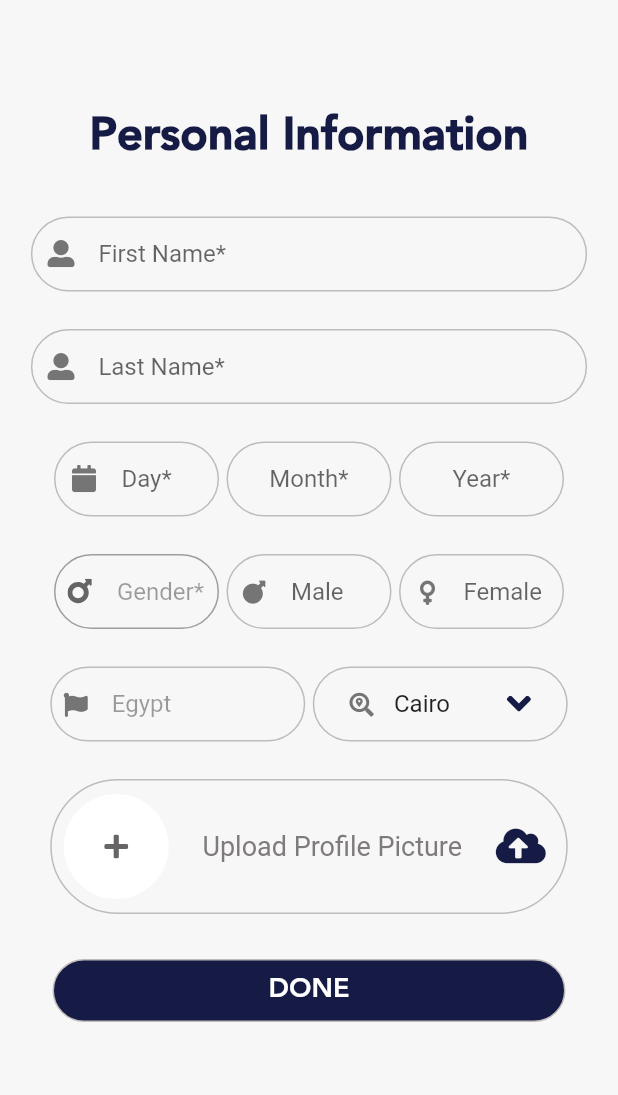
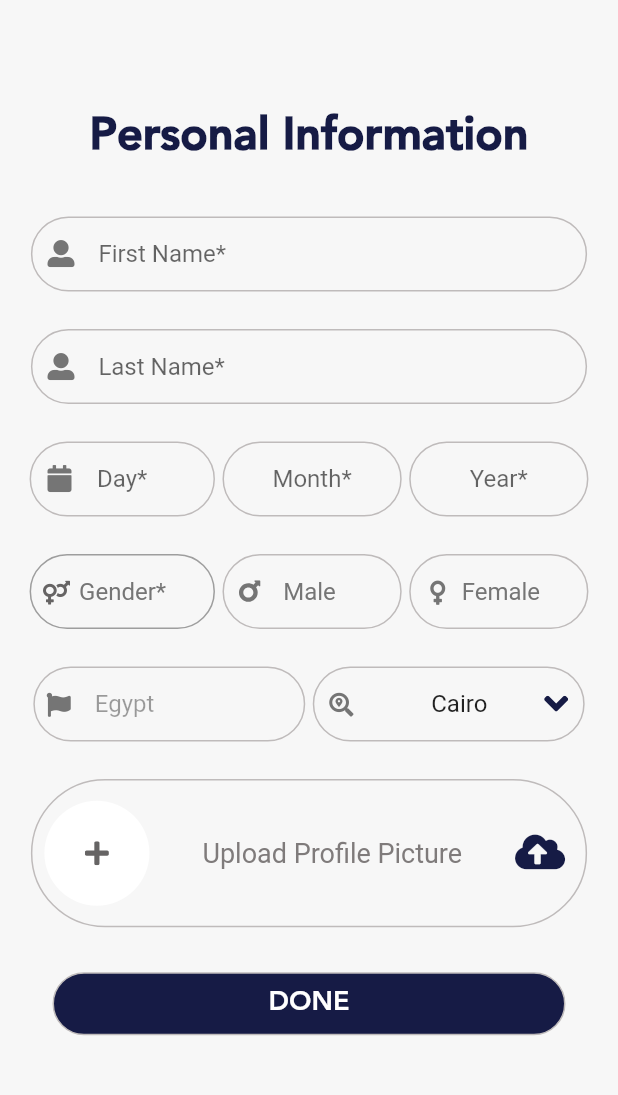
Before and after one commit to AbdelrahmanEhab20/FirstTask-Personal-info-Flutter, a Flutter app: the screen it shows after launch, on a phone screen of 412 x 824 dp, the part 64-1159 px from its top. Run offline on Flutter 3.47's test engine with Material 2 defaults, Android fonts, the phone set to English and light mode, and no system bars; our stand-ins replace flutter_svg; missing offline and left inert: flutter_date_pickers.

Commit message:
Check inputs + validation + add features

```diff
--- a/lib/main.dart
+++ b/lib/main.dart
@@ -20,7 +20,7 @@ class MyApp extends StatefulWidget {
 }
 
 class _MyAppState extends State<MyApp> {
-  RegExp regex = new RegExp('[a-zA-Z]');
+  RegExp regex = RegExp(r'^[a-z A-Z]+$');
   final _controllerFirstName = TextEditingController();
   final _controllerLastName = TextEditingController();
   String errorMessageFirst = '';
@@ -31,7 +31,7 @@ class _MyAppState extends State<MyApp> {
     final textFirst = _controllerFirstName.value.text;
     if (regex.hasMatch(textFirst) == false || textFirst.isEmpty) {
       setState(() {
-        errorMessageFirst = 'Enter A Valid First Name Required';
+        errorMessageFirst = '* Enter A Valid First Name , Required';
       });
     } else {
       setState(() {
@@ -45,7 +45,7 @@ class _MyAppState extends State<MyApp> {
     final textLast = _controllerLastName.value.text;
     if (regex.hasMatch(textLast) == false || textLast.isEmpty) {
       setState(() {
-        errorMessageLast = 'Enter A Valid Last Name Required';
+        errorMessageLast = '* Enter A Valid Last Name , Required';
       });
     } else {
       setState(() {
@@ -54,9 +54,29 @@ class _MyAppState extends State<MyApp> {
     }
   }
 
+  // Function Print FirstName
+  void printFirstName() {
+    final textFirst = _controllerFirstName.value.text;
+    print('FirstName:' + textFirst);
+  }
+
+  // Function Print FirstName
+  void printLastName() {
+    final textLast = _controllerLastName.value.text;
+    print('LastName:' + textLast);
+  }
+
   @override
   Widget build(BuildContext context) {
     return MaterialApp(
+      // theme: ThemeData(
+      //   // fontFamily: 'Avenir LT Std',
+      //   textButtonTheme: TextButtonThemeData(
+      //     style: TextButton.styleFrom(
+      //       primary: Color(0xFF757575),
+      //     ),
+      //   ),
+      // ),
       debugShowCheckedModeBanner: false,
       title: 'Task-One',
       //Start Of The Page before Splitting Widgets
@@ -92,6 +112,7 @@ class _MyAppState extends State<MyApp> {
                   errorMesseage: errorMessageFirst,
                   customChild: TextField(
                     // onEditingComplete: () => _errorLastText(),
+                    onEditingComplete: () => printFirstName(),
                     onChanged: ((value) => testingOnChangeFirstName()),
                     controller: _controllerFirstName,
                     decoration: InputDecoration(
@@ -102,20 +123,19 @@ class _MyAppState extends State<MyApp> {
                   ),
                 ),
                 if (errorMessageFirst != '')
-                  Text(errorMessageFirst,
+                  Container(
+                    margin: EdgeInsets.only(left: 0, right: 110),
+                    child: Text(errorMessageFirst,
                         textAlign: TextAlign.start,
                         style: TextStyle(
                           color: Colors.red,
                         )),
-                // _errorFirstText != null
-                //      Text(
-                //         _errorFirstText!,
-                //       )
-                //     : Text('data'),
+                  ),
                 SizedBox(height: 15),
                 BuildTextFieldContainer(
                   errorMesseage: errorMessageLast,
                   customChild: TextField(
+                    onEditingComplete: () => printLastName(),
                     onChanged: ((value) => testingOnChangeLastName()),
                     controller: _controllerLastName,
                     decoration: InputDecoration(
@@ -126,15 +146,14 @@ class _MyAppState extends State<MyApp> {
                   ),
                 ),
                 if (errorMessageLast != '')
-                  Text(errorMessageLast,
+                  Container(
+                    margin: EdgeInsets.only(left: 0, right: 110),
+                    child: Text(errorMessageLast,
                         textAlign: TextAlign.start,
                         style: TextStyle(
                           color: Colors.red,
                         )),
-                // Text(
-                //   _errorFirstText!,
-                //   style: TextStyle(color: Colors.red),
-                // ),
+                  ),
                 SizedBox(height: 15),
                 // File Date in separated structure Widgets --> Wrapping the values
                 BiggerDateWidget(),
@@ -170,6 +189,7 @@ class BuildTextFieldContainer extends StatelessWidget {
   @override
   Widget build(BuildContext context) {
     Size size = MediaQuery.of(context).size;
+
     return errorMesseage != ''
         ? Container(
             margin: EdgeInsets.symmetric(vertical: 5),
--- a/lib/widgets/biggerDateWidget.dart
+++ b/lib/widgets/biggerDateWidget.dart
@@ -1,5 +1,6 @@
 import 'package:flutter/material.dart';
 import 'package:intl/intl.dart';
+import 'package:flutter_date_pickers/flutter_date_pickers.dart';
 import '../icons.dart';
 
 class BiggerDateWidget extends StatefulWidget {
@@ -20,6 +21,7 @@ class _BiggerDateWidgetState extends State<BiggerDateWidget> {
 
   @override
   Widget build(BuildContext context) {
+    Size size = MediaQuery.of(context).size;
     return Row(
       mainAxisAlignment: MainAxisAlignment.center,
       children: [
@@ -27,7 +29,7 @@ class _BiggerDateWidgetState extends State<BiggerDateWidget> {
         Container(
           margin: EdgeInsets.symmetric(vertical: 5),
           padding: EdgeInsets.symmetric(horizontal: 10),
-          width: 110,
+          width: size.width * 0.30,
           decoration: BoxDecoration(
             border: Border.all(color: Color.fromARGB(255, 191, 187, 187)),
             borderRadius: BorderRadius.circular(30),
@@ -48,7 +50,7 @@ class _BiggerDateWidgetState extends State<BiggerDateWidget> {
         Container(
           margin: EdgeInsets.symmetric(vertical: 5),
           padding: EdgeInsets.symmetric(horizontal: 10),
-          width: 110,
+          width: size.width * 0.29,
           decoration: BoxDecoration(
             border: Border.all(color: Color.fromARGB(255, 191, 187, 187)),
             borderRadius: BorderRadius.circular(30),
@@ -69,7 +71,7 @@ class _BiggerDateWidgetState extends State<BiggerDateWidget> {
         Container(
           margin: EdgeInsets.symmetric(vertical: 5),
           padding: EdgeInsets.symmetric(horizontal: 10),
-          width: 110,
+          width: size.width * 0.29,
           decoration: BoxDecoration(
             border: Border.all(color: Color.fromARGB(255, 191, 187, 187)),
             borderRadius: BorderRadius.circular(30),
--- a/lib/widgets/biggerGenderWidget.dart
+++ b/lib/widgets/biggerGenderWidget.dart
@@ -3,14 +3,63 @@ import 'package:flutter_svg/flutter_svg.dart';
 
 import '../icons.dart';
 
-class biggerGenderWidget extends StatelessWidget {
+class biggerGenderWidget extends StatefulWidget {
   const biggerGenderWidget({
     Key? key,
   }) : super(key: key);
 
   @override
+  State<biggerGenderWidget> createState() => _biggerGenderWidgetState();
+}
+
+class _biggerGenderWidgetState extends State<biggerGenderWidget> {
+  String chooseMale = '';
+  String chooseFemale = '';
+  Color fillContainerMale = Color.fromRGBO(247, 247, 247, 1);
+  Color fillContainerFemale = Color.fromRGBO(247, 247, 247, 1);
+  Color TextColorBtn = Color(0xFF757575);
+
+  void ChangeColorContainerMale() {
+    setState(() {
+      if (chooseFemale == 'Female' || chooseFemale == '') {
+        chooseFemale = '';
+        chooseMale = 'Male';
+        fillContainerMale = Color(0xFF25D7FB);
+        fillContainerFemale = Color.fromRGBO(247, 247, 247, 1);
+      }
+    });
+    print('Male:' + chooseMale);
+    print('Female:' + chooseFemale);
+  }
+
+  void ChangeColorContainerFemale() {
+    setState(() {
+      if (chooseMale == 'Male' || chooseMale == '') {
+        chooseMale = '';
+        chooseFemale = 'Female';
+        fillContainerFemale = Color(0xFFDF8FEE);
+        fillContainerMale = Color.fromRGBO(247, 247, 247, 1);
+      }
+    });
+    print('Male:' + chooseMale);
+    print('Female:' + chooseFemale);
+  }
+
+  void ChangeColorContainerBoth() {
+    setState(() {
+      chooseMale = '';
+      chooseFemale = '';
+      fillContainerMale = Color.fromRGBO(247, 247, 247, 1);
+      fillContainerFemale = Color.fromRGBO(247, 247, 247, 1);
+      print('Male:' + chooseMale);
+      print('Female:' + chooseFemale);
+    });
+  }
+
+  @override
   Widget build(BuildContext context) {
     final String maleVectorIcon = 'assets/icons/maleIcon.svg';
+    Size size = MediaQuery.of(context).size;
 
     return Row(
       mainAxisAlignment: MainAxisAlignment.center,
@@ -19,61 +68,118 @@ class biggerGenderWidget extends StatelessWidget {
         Container(
           margin: EdgeInsets.symmetric(vertical: 5),
           padding: EdgeInsets.symmetric(horizontal: 8),
-          width: 110,
+          width: size.width * 0.30,
           decoration: BoxDecoration(
             border: Border.all(color: Color(0xFF9E9E9E)),
             borderRadius: BorderRadius.circular(30),
           ),
-          child: TextField(
-            // textAlign: TextAlign.center,
-            enabled: false,
-            decoration: InputDecoration(
-                border: InputBorder.none,
-                icon: SvgPicture.asset(
-                  maleVectorIcon,
-                  color: Color.fromARGB(255, 102, 100, 100),
-                ),
-                hintText: 'Gender*'),
+          child: Row(
+            children: [
+              Icon(
+                CustomIcons.gender_icon,
+                size: 16,
+                color: Color.fromARGB(255, 102, 100, 100),
+              ),
+              TextButton(
+                  onPressed: () => ChangeColorContainerBoth(),
+                  child: Text(
+                    'Gender*',
+                    style: TextStyle(
+                        fontSize: 16,
+                        fontWeight: FontWeight.w400,
+                        color: TextColorBtn),
+                  ))
+            ],
           ),
+          // child: TextField(
+          //   // textAlign: TextAlign.center,
+          //   enabled: false,
+          //   decoration: InputDecoration(
+          //       border: InputBorder.none,
+          //       icon: Icon(
+          //         CustomIcons.gender_icon,
+          //         size: 16,
+          //         color: Color.fromARGB(255, 102, 100, 100),
+          //       ),
+          //       hintText: 'Gender*'),
+          // ),
         ),
+
         SizedBox(
           width: 5,
         ),
         Container(
-          margin: EdgeInsets.symmetric(vertical: 5),
-          padding: EdgeInsets.symmetric(horizontal: 10),
-          width: 110,
-          decoration: BoxDecoration(
-            border: Border.all(color: Color.fromARGB(255, 191, 187, 187)),
-            borderRadius: BorderRadius.circular(30),
-          ),
-          child: TextField(
-            decoration: InputDecoration(
-                border: InputBorder.none,
-                icon: Icon(CustomIcons.male_icon,
-                    size: 16, color: Color(0xFF757575)),
-                hintText: 'Male'),
-          ),
-        ),
+            margin: EdgeInsets.symmetric(vertical: 5),
+            padding: EdgeInsets.symmetric(horizontal: 10),
+            width: size.width * 0.29,
+            decoration: BoxDecoration(
+              color: fillContainerMale,
+              border: Border.all(color: Color.fromARGB(255, 191, 187, 187)),
+              borderRadius: BorderRadius.circular(30),
+            ),
+            child: Row(
+              children: [
+                SvgPicture.asset(
+                  maleVectorIcon,
+                  color: Color(0xFF757575),
+                  width: 15,
+                  height: 15,
+                ),
+                TextButton(
+                    onPressed: () => ChangeColorContainerMale(),
+                    child: Text(
+                      'Male',
+                      style: TextStyle(
+                          fontSize: 16,
+                          fontWeight: FontWeight.w400,
+                          color: TextColorBtn),
+                    ))
+              ],
+            )
+            // child: TextField(
+            //   decoration: InputDecoration(
+            //       border: InputBorder.none,
+            //       icon: SvgPicture.asset(
+            //         maleVectorIcon,
+            //         color: Color(0xFF757575),
+            //       ),
+            //       hintText: 'Male'),
+            // ),
+            ),
         SizedBox(
           width: 5,
         ),
         Container(
-          margin: EdgeInsets.symmetric(vertical: 5),
-          padding: EdgeInsets.symmetric(horizontal: 10),
-          width: 110,
-          decoration: BoxDecoration(
-            border: Border.all(color: Color.fromARGB(255, 191, 187, 187)),
-            borderRadius: BorderRadius.circular(30),
-          ),
-          child: TextField(
-            decoration: InputDecoration(
-                border: InputBorder.none,
-                icon: Icon(CustomIcons.female_icon,
+            margin: EdgeInsets.symmetric(vertical: 5),
+            padding: EdgeInsets.symmetric(horizontal: 10),
+            width: size.width * 0.29,
+            decoration: BoxDecoration(
+              color: fillContainerFemale,
+              border: Border.all(color: Color.fromARGB(255, 191, 187, 187)),
+              borderRadius: BorderRadius.circular(30),
+            ),
+            child: Row(
+              children: [
+                Icon(CustomIcons.female_icon,
                     size: 16, color: Color(0xFF757575)),
-                hintText: 'Female'),
-          ),
-        )
+                TextButton(
+                    onPressed: () => ChangeColorContainerFemale(),
+                    child: Text(
+                      'Female',
+                      style: TextStyle(
+                          fontSize: 16,
+                          fontWeight: FontWeight.w400,
+                          color: TextColorBtn),
+                    ))
+              ],
+            )
+            // child: TextField(
+            //   decoration: InputDecoration(
+            //       border: InputBorder.none,
+
+            //       hintText: 'Female'),
+            // ),
+            )
       ],
     );
   }
--- a/lib/widgets/medium_widget_states.dart
+++ b/lib/widgets/medium_widget_states.dart
@@ -9,7 +9,9 @@ class MediumCountryWidget extends StatefulWidget {
 }
 
 class _MediumCountryWidgetState extends State<MediumCountryWidget> {
-  //List Items of States
+  //selected value default
+  String selectedValue = "Cairo";
+  // List of States
   List<DropdownMenuItem<String>> get statesList {
     List<DropdownMenuItem<String>> menuItems = [
       DropdownMenuItem(child: Text("Cairo"), value: "Cairo"),
@@ -21,11 +23,10 @@ class _MediumCountryWidgetState extends State<MediumCountryWidget> {
     return menuItems;
   }
 
-  String selectedValue = "Cairo";
-
   @override
   Widget build(BuildContext context) {
     final String dropDownIcon = 'assets/icons/dropDown.svg';
+    Size size = MediaQuery.of(context).size;
     return Row(
       mainAxisAlignment: MainAxisAlignment.center,
       children: [
@@ -33,7 +34,7 @@ class _MediumCountryWidgetState extends State<MediumCountryWidget> {
         Container(
           margin: EdgeInsets.symmetric(vertical: 5),
           padding: EdgeInsets.symmetric(horizontal: 8),
-          width: 170,
+          width: size.width * 0.44,
           decoration: BoxDecoration(
             border: Border.all(color: Color.fromARGB(255, 191, 187, 187)),
             borderRadius: BorderRadius.circular(30),
@@ -54,13 +55,13 @@ class _MediumCountryWidgetState extends State<MediumCountryWidget> {
         Container(
           margin: EdgeInsets.symmetric(vertical: 5),
           padding: EdgeInsets.symmetric(horizontal: 10),
-          width: 170,
+          width: size.width * 0.44,
           decoration: BoxDecoration(
             border: Border.all(color: Color.fromARGB(255, 191, 187, 187)),
             borderRadius: BorderRadius.circular(30),
           ),
           child: Row(
-            mainAxisAlignment: MainAxisAlignment.spaceEvenly,
+            mainAxisAlignment: MainAxisAlignment.spaceBetween,
             children: [
               Icon(CustomIcons.state_icon, size: 16, color: Color(0xFF757575)),
               DropdownButton(
@@ -74,6 +75,7 @@ class _MediumCountryWidgetState extends State<MediumCountryWidget> {
                 onChanged: (String? newValue) {
                   setState(() {
                     selectedValue = newValue!;
+                    print("Your State : " + selectedValue);
                   });
                 },
               ),
--- a/lib/widgets/profile_pic_widget.dart
+++ b/lib/widgets/profile_pic_widget.dart
@@ -6,12 +6,13 @@ import '../icons.dart';
 class ProfilePicUpload extends StatelessWidget {
   @override
   Widget build(BuildContext context) {
+    Size size = MediaQuery.of(context).size;
     final String addVectorIcon = 'assets/icons/Vector.svg';
     return Container(
       margin: EdgeInsets.symmetric(vertical: 5),
       padding: EdgeInsets.symmetric(horizontal: 8),
-      width: 345,
-      height: 90,
+      width: size.width * 0.9,
+      height: size.height * 0.12,
       decoration: BoxDecoration(
         border: Border.all(color: Color.fromARGB(255, 191, 187, 187)),
         borderRadius: BorderRadius.circular(70),
--- a/lib/widgets/submit_Button_Widget.dart
+++ b/lib/widgets/submit_Button_Widget.dart
@@ -3,6 +3,7 @@ import 'package:flutter/material.dart';
 class SubmitButtonDone extends StatelessWidget {
   @override
   Widget build(BuildContext context) {
+    Size size = MediaQuery.of(context).size;
     return Container(
       // color: Color(0xFF161B45),
       margin: EdgeInsets.symmetric(vertical: 5),
--- a/pubspec.yaml
+++ b/pubspec.yaml
@@ -32,6 +32,7 @@ dependencies:
   hexcolor: ^2.0.7
   flutter_svg: ^1.1.0
   intl: ^0.17.0
+  flutter_date_pickers: ^0.4.0
   # The following adds the Cupertino Icons font to your application.
   # Use with the CupertinoIcons class for iOS style icons.
   cupertino_icons: ^1.0.2
```
Also changed, not shown: lib/models/person.dart (added, +16 -0 lines), lib/personal.dart (deleted, +0 -8 lines), pubspec.lock. Lines whose indentation alone changed are shown as unchanged.
